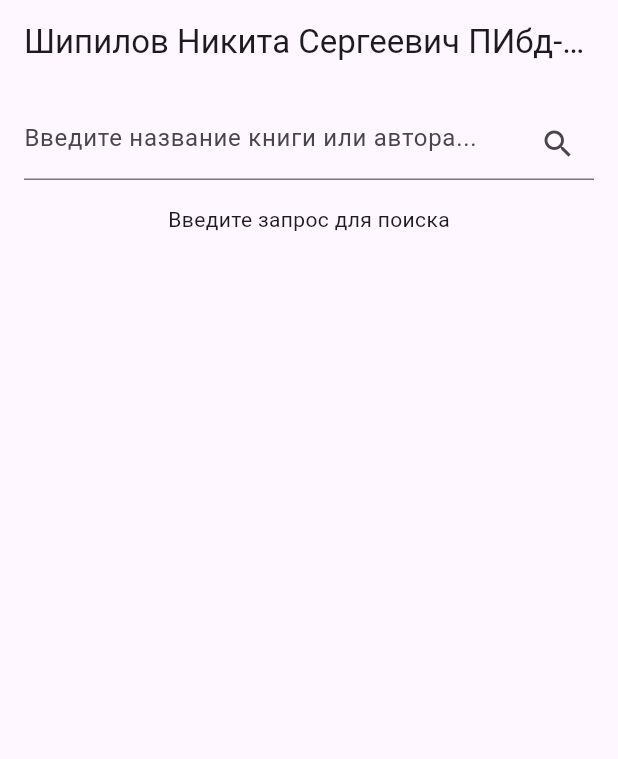
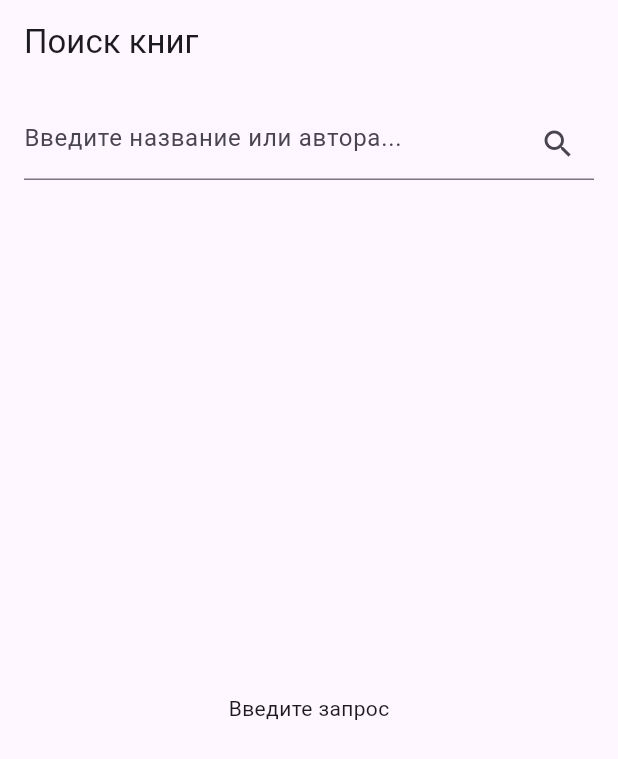
Before and after one commit to LAYT73/Flutter_Labs, a Flutter app: the screen it shows after launch, on a phone screen of 412 x 824 dp. Shown: the top 759 px of the screen. Run offline on Flutter 3.47's test engine with Material 3 defaults, Android fonts, the phone set to English and light mode, and no system bars; our stand-ins replace flutter_bloc, rxdart.

```diff
--- /dev/null
+++ b/lib/bloc/book_search_bloc.dart
@@ -0,0 +1,49 @@
+import 'package:flutter_bloc/flutter_bloc.dart';
+import 'package:rxdart/rxdart.dart';
+import '../../repositories/book_repository.dart';
+import 'book_search_event.dart';
+import 'book_search_state.dart';
+
+class BookSearchBloc extends Bloc<BookSearchEvent, BookSearchState> {
+  final BookRepository repository;
+
+  BookSearchBloc(this.repository) : super(BookSearchInitial()) {
+    // Обработка поиска с debounce
+    on<SearchBooks>(
+      _handleSearch,
+      transformer: (events, transitionFn) =>
+          events.debounceTime(const Duration(milliseconds: 500)).switchMap(transitionFn),
+    );
+
+    // Обработка обновления
+    on<RefreshBooks>((event, emit) async {
+      final query = event.currentQuery.trim();
+      if (query.isEmpty) return;
+
+      emit(BookSearchLoading());
+      try {
+        final books = await repository.searchBooks(query);
+        emit(BookSearchSuccess(books));
+      } on Exception catch (e) {
+        emit(BookSearchError(e.toString()));
+      }
+    });
+  }
+
+  Future<void> _handleSearch(SearchBooks event, Emitter<BookSearchState> emit) async {
+    final query = event.query.trim();
+
+    if (query.isEmpty) {
+      emit(BookSearchSuccess([]));
+      return;
+    }
+
+    emit(BookSearchLoading());
+    try {
+      final books = await repository.searchBooks(query);
+      emit(BookSearchSuccess(books));
+    } on Exception catch (e) {
+      emit(BookSearchError(e.toString()));
+    }
+  }
+}
--- /dev/null
+++ b/lib/bloc/book_search_event.dart
@@ -0,0 +1,13 @@
+class BookSearchEvent {}
+
+class SearchBooks extends BookSearchEvent {
+  final String query;
+
+  SearchBooks(this.query);
+}
+
+class RefreshBooks extends BookSearchEvent {
+  final String currentQuery;
+
+  RefreshBooks(this.currentQuery);
+}
--- /dev/null
+++ b/lib/bloc/book_search_state.dart
@@ -0,0 +1,19 @@
+import '../../dto/book_dto.dart';
+
+abstract class BookSearchState {}
+
+class BookSearchInitial extends BookSearchState {}
+
+class BookSearchLoading extends BookSearchState {}
+
+class BookSearchSuccess extends BookSearchState {
+  final List<BookDto> books;
+
+  BookSearchSuccess(this.books);
+}
+
+class BookSearchError extends BookSearchState {
+  final String message;
+
+  BookSearchError(this.message);
+}
--- a/lib/screens/search_screen.dart
+++ b/lib/screens/search_screen.dart
@@ -1,8 +1,11 @@
 import 'package:flutter/material.dart';
-import '../dto/book_dto.dart';
-import '../repositories/book_repository.dart';
-import '../services/book_service_impl.dart';
-import '../widgets/book_item.dart';
+import 'package:flutter_bloc/flutter_bloc.dart';
+import '../../bloc/book_search_bloc.dart';
+import '../../bloc/book_search_event.dart';
+import '../../bloc/book_search_state.dart';
+import '../../dto/book_dto.dart';
+import '../../repositories/book_repository.dart';
+import '../../widgets/book_item.dart';
 
 class SearchScreen extends StatefulWidget {
   const SearchScreen({super.key});
@@ -13,40 +16,28 @@ class SearchScreen extends StatefulWidget {
 
 class _SearchScreenState extends State<SearchScreen> {
   final TextEditingController _controller = TextEditingController();
-  final BookRepository _repository = BookRepository(BookServiceImpl());
+  late BookSearchBloc _bloc;
 
-  List<BookDto> _books = [];
-  bool _loading = false;
-  String _error = '';
+  @override
+  void initState() {
+    super.initState();
+    _bloc = BookSearchBloc(context.read<BookRepository>());
+  }
 
-  void _searchBooks(String query) async {
-    if (query.isEmpty) return;
-
-    setState(() {
-      _loading = true;
-      _books = [];
-      _error = '';
-    });
-
-    try {
-      final result = await _repository.searchBooks(query);
-      setState(() {
-        _books = result;
-        _loading = false;
-      });
-    } catch (e) {
-      setState(() {
-        _error = e.toString();
-        _loading = false;
-      });
-    }
+  @override
+  void dispose() {
+    _controller.dispose();
+    _bloc.close();
+    super.dispose();
   }
 
   @override
   Widget build(BuildContext context) {
-    return Scaffold(
+    return BlocProvider.value(
+      value: _bloc,
+      child: Scaffold(
         appBar: AppBar(
-        title: const Text('Шипилов Никита Сергеевич ПИбд-31'),
+          title: const Text('Поиск книг'),
         ),
         body: Padding(
           padding: const EdgeInsets.all(16.0),
@@ -55,39 +46,73 @@ class _SearchScreenState extends State<SearchScreen> {
               TextField(
                 controller: _controller,
                 decoration: InputDecoration(
-                hintText: 'Введите название книги или автора...',
+                  hintText: 'Введите название или автора...',
                   suffixIcon: IconButton(
                     icon: const Icon(Icons.search),
-                  onPressed: () => _searchBooks(_controller.text),
+                    onPressed: () {
+                      final query = _controller.text.trim();
+                      _bloc.add(SearchBooks(query));
+                    },
                   ),
                 ),
-              onSubmitted: _searchBooks,
+                onChanged: (value) {
+                  final query = value.trim();
+                  if (query.length > 2 || query.isEmpty) {
+                    _bloc.add(SearchBooks(query));
+                  }
+                },
               ),
               const SizedBox(height: 16),
-            if (_loading)
-              const Center(child: CircularProgressIndicator())
-            else if (_error.isNotEmpty)
-              Text('Ошибка: $_error', style: const TextStyle(color: Colors.red))
-            else if (_books.isEmpty)
-                const Text('Введите запрос для поиска')
-              else
               Expanded(
-                  child: ListView.builder(
-                    itemCount: _books.length,
+                child: BlocBuilder<BookSearchBloc, BookSearchState>(
+                  builder: (context, state) {
+                    if (state is BookSearchLoading) {
+                      return const Center(child: CircularProgressIndicator());
+                    } else if (state is BookSearchSuccess) {
+                      return RefreshIndicator(
+                        onRefresh: () async {
+                          final query = _controller.text.trim();
+                          if (query.isNotEmpty) {
+                            context.read<BookSearchBloc>().add(RefreshBooks(query));
+                          }
+                        },
+                        child: state.books.isEmpty
+                            ? const Center(child: Text('Ничего не найдено'))
+                            : ListView.builder(
+                          itemCount: state.books.length,
                           itemBuilder: (context, index) {
-                      return BookItem(book: _books[index]);
+                            return BookItem(book: state.books[index]);
+                          },
+                        ),
+                      );
+                    } else if (state is BookSearchError) {
+                      return Center(
+                        child: Column(
+                          mainAxisAlignment: MainAxisAlignment.center,
+                          children: [
+                            Text('Ошибка: ${state.message}'),
+                            const SizedBox(height: 8),
+                            ElevatedButton(
+                              onPressed: () {
+                                final query = _controller.text.trim();
+                                if (query.isNotEmpty) {
+                                  context.read<BookSearchBloc>().add(RefreshBooks(query));
+                                }
+                              },
+                              child: const Text('Повторить'),
+                            ),
+                          ],
+                        ),
+                      );
+                    }
+                    return const Center(child: Text('Введите запрос'));
                   },
                 ),
               ),
             ],
           ),
         ),
+      ),
     );
   }
-
-  @override
-  void dispose() {
-    _controller.dispose();
-    super.dispose();
 }
-}
--- a/pubspec.yaml
+++ b/pubspec.yaml
@@ -31,6 +31,9 @@ dependencies:
   flutter:
     sdk: flutter
   http: ^1.5.0
+  flutter_bloc: ^8.1.3     # Для BLoC
+  rxdart: ^0.27.7          # Для debounce
+  provider: ^6.1.2
 
   # The following adds the Cupertino Icons font to your application.
   # Use with the CupertinoIcons class for iOS style icons.
```
Also changed, not shown: lib/main.dart (+15 -2 lines), pubspec.lock. Lines whose indentation alone changed are shown as unchanged.
